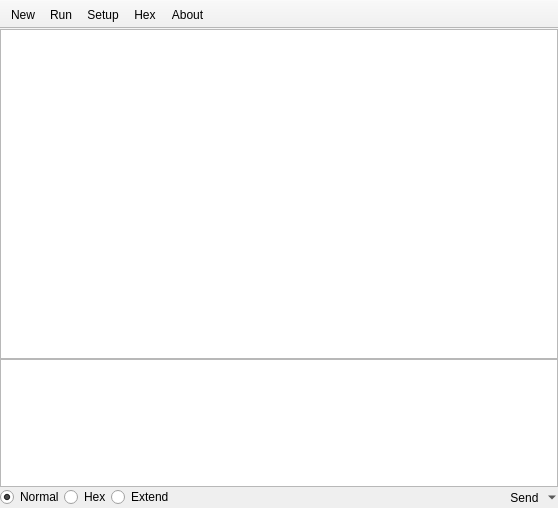
This is pqcom.ui in xiongyihui/pqcom as Qt 5 draws it before an edit. The edited form follows.
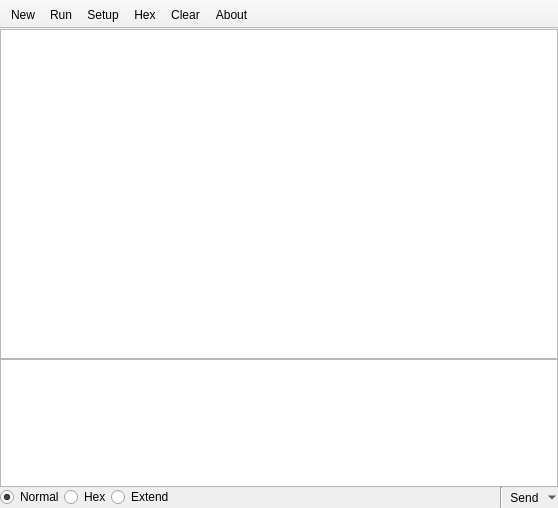
This is the edited form.

What changed in the file:
```diff
--- a/pqcom.ui
+++ b/pqcom.ui
@@ -108,6 +108,13 @@
         </property>
        </spacer>
       </item>
+      <item>
+       <widget class="Line" name="line_2">
+        <property name="orientation">
+         <enum>Qt::Vertical</enum>
+        </property>
+       </widget>
+      </item>
       <item>
        <widget class="QToolButton" name="sendButton">
         <property name="text">
@@ -154,6 +161,7 @@
    <addaction name="actionRun"/>
    <addaction name="actionSetup"/>
    <addaction name="actionHex"/>
+   <addaction name="actionClear"/>
    <addaction name="actionAbout"/>
   </widget>
   <action name="actionSetup">
@@ -193,6 +201,14 @@
     <string>About</string>
    </property>
   </action>
+  <action name="actionClear">
+   <property name="text">
+    <string>Clear</string>
+   </property>
+   <property name="toolTip">
+    <string>Clear</string>
+   </property>
+  </action>
  </widget>
  <resources/>
  <connections/>
```
